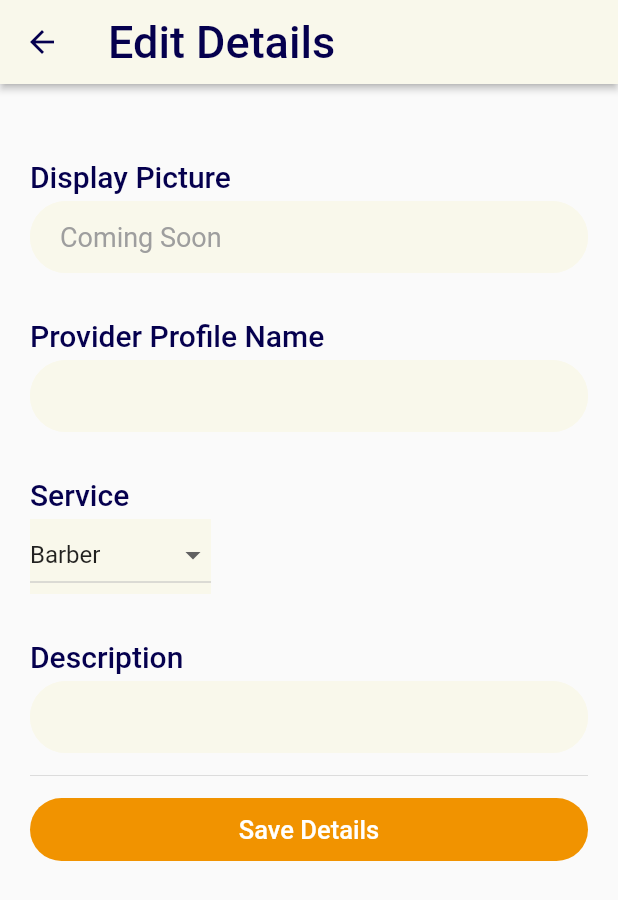
After one commit to jamesilloyd/genchi_app, a Flutter app: the ProviderScreen screen opened by its route, after a tap on "Edit Provider Profile", on a phone screen of 412 x 824 dp. The commit adds this screen. Shown: the top 900 px of the screen. Run offline on Flutter 3.47's test engine with Material 2 defaults, Android fonts, the phone set to English and light mode, and no system bars; our stand-ins replace cloud_firestore, firebase_auth, flutter_slidable, image_picker, modal_progress_hud; accounts and stored records are empty; Roboto replaces fonts that are missing (FuturaPT).

Commit message:
added provider profile and editing UI

```diff
--- a/lib/components/app_bar.dart
+++ b/lib/components/app_bar.dart
@@ -19,7 +19,7 @@ class MyAppNavigationBar extends StatelessWidget implements PreferredSizeWidget
         style: TextStyle(
           color: Color(kGenchiBlue),
           fontSize: 30,
-          fontWeight: FontWeight.w400,
+          fontWeight: FontWeight.w500,
         ),
       ),
       backgroundColor: Color(kGenchiCream),
--- /dev/null
+++ b/lib/components/edit_account_text_field.dart
@@ -0,0 +1,52 @@
+import 'package:flutter/material.dart';
+import 'package:genchi_app/constants.dart';
+
+class EditAccountField extends StatelessWidget {
+
+  const EditAccountField(
+      {@required this.field,
+        this.initialValue,
+        @required this.onChanged,
+        this.isEditable = true});
+
+  final String field;
+  final String initialValue;
+  final Function onChanged;
+  final bool isEditable;
+
+
+  @override
+  Widget build(BuildContext context) {
+    return Column(
+      crossAxisAlignment: CrossAxisAlignment.start,
+      children: <Widget>[
+        Container(
+          height: 30.0,
+        ),
+        Text(
+          field,
+          style: TextStyle(
+            fontSize: 20.0,
+            fontWeight: FontWeight.w500,
+            color: Color(kGenchiBlue),
+          ),
+        ),
+        SizedBox(
+            height: 5.0
+        ),
+        TextField(
+          style: TextStyle(
+            color: isEditable ? Colors.black : Colors.grey,
+            fontSize: 18.0,
+          ),
+          textAlign: TextAlign.left,
+          onChanged: onChanged,
+          readOnly: isEditable ? false : true,
+          controller: TextEditingController()..text = initialValue,
+          decoration: kTextFieldDecoration,
+          cursorColor: Color(kGenchiOrange),
+        ),
+      ],
+    );
+  }
+}
--- a/lib/components/rounded_button.dart
+++ b/lib/components/rounded_button.dart
@@ -1,11 +1,12 @@
 import 'package:flutter/material.dart';
 
 class RoundedButton extends StatelessWidget {
-  const RoundedButton( {this.buttonColor, this.buttonTitle, @required this.onPressed});
+  const RoundedButton( {this.buttonColor, this.buttonTitle, @required this.onPressed, this.fontColor = Colors.white});
 
   final Color buttonColor;
   final String buttonTitle;
   final Function onPressed;
+  final Color fontColor;
 
   @override
   Widget build(BuildContext context) {
@@ -24,7 +25,8 @@ class RoundedButton extends StatelessWidget {
           child: Text(
             buttonTitle,
             style: TextStyle(
-                color: Colors.white
+                color: fontColor,
+              fontSize: 17.0
             ),
           ),
         ),
--- a/lib/constants.dart
+++ b/lib/constants.dart
@@ -21,7 +21,6 @@ const kMessageContainerDecoration = BoxDecoration(
 const kTextFieldDecoration = InputDecoration(
   hintText: "",
   contentPadding: EdgeInsets.symmetric(vertical: 10.0, horizontal: 20.0),
-  focusColor: Colors.red,
   fillColor: Color(kGenchiCream),
   filled: true,
 
--- a/lib/main.dart
+++ b/lib/main.dart
@@ -9,14 +9,13 @@ import 'package:genchi_app/screens/login_screen.dart';
 import 'package:genchi_app/screens/registration_screen.dart';
 import 'package:genchi_app/screens/chat_screen.dart';
 import 'screens/search_provider_screen.dart';
-import 'screens/profile_screen2.dart';
 import 'screens/reg_sequence_screen.dart';
 import 'package:provider/provider.dart';
 import 'models/authentication.dart';
 import 'screens/edit_account_screen.dart';
 import 'screens/forgot_password_screen.dart';
 import 'screens/provider_screen.dart';
-import 'screens/create_provider_screen.dart';
+import 'package:genchi_app/screens/edit_provider_account_screen.dart';
 
 void main() {
   runApp(Genchi());
@@ -42,14 +41,13 @@ class Genchi extends StatelessWidget {
           RegistrationScreen.id : (context) => RegistrationScreen(),
           ChatScreen.id : (context) => ChatScreen(),
           HomeScreen.id : (context) => HomeScreen(),
-          SecondProfileScreen.id : (context) => SecondProfileScreen(),
           RegSequenceScreen.id : (context) => RegSequenceScreen(),
           SplashScreen.id : (context) => SplashScreen(),
           EditAccountScreen.id : (context) => EditAccountScreen(),
           ForgotPasswordScreen.id : (context) => ForgotPasswordScreen(),
           ProviderScreen.id : (context) => ProviderScreen(),
-          CreateProviderScreen.id : (context) => CreateProviderScreen(),
           SearchProviderScreen.id : (context) => SearchProviderScreen(),
+          EditProviderAccountScreen.id : (context) => EditProviderAccountScreen(),
         },
       ),
     );
--- /dev/null
+++ b/lib/models/services.dart
@@ -0,0 +1,8 @@
+
+const List<String> servicesList = [
+  'Barber',
+  'Photograhper',
+  'Musician',
+  'Researcher',
+  'Other',
+];
--- /dev/null
+++ b/lib/screens/edit_provider_account_screen.dart
@@ -0,0 +1,146 @@
+import 'dart:io' show Platform;
+
+import 'package:flutter/material.dart';
+import 'package:flutter/cupertino.dart';
+
+import 'package:genchi_app/constants.dart';
+
+import 'package:genchi_app/components/edit_account_text_field.dart';
+import 'package:genchi_app/components/app_bar.dart';
+import 'package:genchi_app/components/rounded_button.dart';
+
+import 'package:genchi_app/models/authentication.dart';
+import 'package:genchi_app/models/CRUDModel.dart';
+import 'package:genchi_app/models/services.dart';
+
+import 'package:modal_progress_hud/modal_progress_hud.dart';
+
+class EditProviderAccountScreen extends StatefulWidget {
+  static const id = "edit_provider_account_screen";
+  @override
+  _EditProviderAccountScreenState createState() =>
+      _EditProviderAccountScreenState();
+}
+
+class _EditProviderAccountScreenState extends State<EditProviderAccountScreen> {
+  String name;
+  String email;
+  bool showSpinner = false;
+  String selectedService = servicesList[0];
+
+  DropdownButton<String> androidDropdownButton() {
+    List<DropdownMenuItem<String>> dropdownItems = [];
+    for (String service in servicesList) {
+      var newItem = DropdownMenuItem(
+        child: Text(
+          service,
+        ),
+        value: service,
+      );
+      dropdownItems.add(newItem);
+    }
+    return DropdownButton<String>(
+      value: selectedService,
+      items: dropdownItems,
+      onChanged: (value) {
+        setState(() {
+          selectedService = value;
+//          getData(selectedCurrency);
+        });
+      },
+    );
+  }
+
+  CupertinoPicker iOSPicker() {
+    List<Text> pickerItems = [];
+    for (String service in servicesList) {
+      var newItem = Text(service);
+      pickerItems.add(newItem);
+    }
+
+    return CupertinoPicker(
+      backgroundColor: Color(kGenchiCream),
+      itemExtent: 32.0,
+      onSelectedItemChanged: (selectedIndex) {
+        setState(() {
+          selectedService = pickerItems[selectedIndex].data;
+//          getData(selectedCurrency);
+        });
+      },
+      children: pickerItems,
+    );
+  }
+
+  @override
+  Widget build(BuildContext context) {
+    return Scaffold(
+      appBar: MyAppNavigationBar(barTitle: "Edit Details"),
+      body: ModalProgressHUD(
+        inAsyncCall: showSpinner,
+        child: ListView(
+          padding: EdgeInsets.all(20.0),
+          children: <Widget>[
+            EditAccountField(
+              field: "Display Picture",
+              initialValue: 'Coming Soon',
+              isEditable: false,
+              onChanged: (value) {},
+            ),
+            EditAccountField(
+              field: "Provider Profile Name",
+              initialValue: '',
+              onChanged: (value) {
+                //Update name field
+                name = value;
+              },
+            ),
+            Column(
+              crossAxisAlignment: CrossAxisAlignment.start,
+              children: <Widget>[
+                Container(
+                  height: 30.0,
+                ),
+                Text(
+                  'Service',
+                  style: TextStyle(
+                    fontSize: 20.0,
+                    fontWeight: FontWeight.w500,
+                    color: Color(kGenchiBlue),
+                  ),
+                ),
+                SizedBox(height: 5.0),
+                SizedBox(
+                  height: Platform.isIOS ? 100.0 : 50.0,
+                  child: Container(
+                    color: Color(kGenchiCream),
+                    child: Platform.isIOS ? iOSPicker() : androidDropdownButton(),
+                  ),
+                ),
+              ],
+            ),
+            EditAccountField(
+              field: 'Description',
+              initialValue: '',
+              isEditable: false,
+              onChanged: (value) {
+                //Update name field
+                email = value;
+              },
+            ),
+            SizedBox(
+              height: 10.0,
+            ),
+            Divider(
+              height: 10,
+            ),
+            RoundedButton(
+              buttonTitle: "Save Details",
+              buttonColor: Color(kGenchiOrange),
+              onPressed: () {},
+            ),
+          ],
+        ),
+      ),
+    );
+  }
+}
--- a/lib/screens/provider_screen.dart
+++ b/lib/screens/provider_screen.dart
@@ -1,6 +1,10 @@
 import 'package:flutter/material.dart';
 
+import 'package:genchi_app/constants.dart';
 
+import 'package:genchi_app/components/app_bar.dart';
+import 'package:genchi_app/components/rounded_button.dart';
+import 'edit_provider_account_screen.dart';
 
 class ProviderScreen extends StatefulWidget {
   static const String id = "provider_screen";
@@ -9,8 +13,109 @@ class ProviderScreen extends StatefulWidget {
 }
 
 class _ProviderScreenState extends State<ProviderScreen> {
+
+  bool isUsersProviderProfile = true;
+
   @override
   Widget build(BuildContext context) {
-    return Scaffold();
+    return Scaffold(
+      appBar: MyAppNavigationBar(
+        barTitle: isUsersProviderProfile ? "Your Provider Name" : "Provider's Name",
+      ),
+      body: Container(
+        color: Colors.white,
+        child: Center(
+          child: ListView(
+            padding: EdgeInsets.all(20.0),
+            children: <Widget>[
+              Container(
+                padding: EdgeInsets.fromLTRB(0, 0, 0, 10),
+                height: MediaQuery.of(context).size.height * 0.2,
+                child: FittedBox(
+                  fit: BoxFit.contain,
+                  child: Center(
+                    child: CircleAvatar(
+                      radius: 50.0,
+                      backgroundImage: AssetImage("images/Logo_Clear.png"),
+                      backgroundColor: Colors.white,
+                    ),
+                  ),
+                ),
+              ),
+              Container(
+                child: Text(
+                  "Your Provider Name",
+                  textAlign: TextAlign.center,
+                  style: TextStyle(
+                    color: Color(kGenchiBlue),
+                    fontSize: 25.0,
+                    fontWeight: FontWeight.w500,
+                  ),
+                ),
+              ),
+              SizedBox(
+                height: 10,
+              ),
+              Align(
+                alignment: Alignment.center,
+                child: RoundedButton(
+                  buttonColor: isUsersProviderProfile ?  Color(kGenchiGreen) : Color(kGenchiOrange),
+                  buttonTitle: isUsersProviderProfile ? 'Edit Provider Profile' : 'Message',
+                  fontColor: isUsersProviderProfile ?  Colors.white : Color(kGenchiBlue),
+                  onPressed: (){
+                    Navigator.pushNamed(context, EditProviderAccountScreen.id);
+                  },
+                )
+              ),
+              Divider(),
+              Container(
+                child: Text(
+                  "Service",
+                  textAlign: TextAlign.left,
+                  style: TextStyle(
+                    color: Color(kGenchiBlue),
+                    fontSize: 25.0,
+                    fontWeight: FontWeight.w500,
+                  ),
+                ),
+              ),
+              Text(
+                'Barber',
+                style: TextStyle(
+                  fontSize: 20.0,
+                  fontWeight: FontWeight.w400
+                ),
+              ),
+              SizedBox(
+                height: 10,
+              ),
+              Container(
+                child: Text(
+                  "Experience",
+                  textAlign: TextAlign.left,
+                  style: TextStyle(
+                    color: Color(kGenchiBlue),
+                    fontSize: 25.0,
+                    fontWeight: FontWeight.w500,
+                  ),
+                ),
+              ),
+              Text(
+                  'Been cutting hair since I was 3 years old. Been cutting hair since I was 3 years old. Been cutting hair since I was 3 years old. Been cutting hair since I was 3 years old. Been cutting hair since I was 3 years old.',
+                style: TextStyle(
+                  fontSize: 16.0,
+                  fontWeight: FontWeight.w400,
+                ),
+              ),
+              SizedBox(
+                height: 10,
+              ),
+            ],
+          ),
+        ),
+      ),
+
+
+    );
   }
 }
--- a/lib/screens/welcome_screen.dart
+++ b/lib/screens/welcome_screen.dart
@@ -119,7 +119,7 @@ class _WelcomeScreenState extends State<WelcomeScreen>
                       buttonTitle: 'Log In',
                       onPressed: () {
                         Navigator.pushNamed(context, LoginScreen.id);
-                      }),
+                      },),
                   RoundedButton(
                     buttonColor: Color(kGenchiBlue),
                     buttonTitle: "Register",
```
Also changed, not shown: lib/components/profile_option_tile.dart (added, +40 -0 lines), lib/screens/create_provider_screen.dart (deleted, +0 -103 lines), lib/screens/edit_account_screen.dart (+41 -55 lines), lib/screens/profile_screen.dart (+21 -47 lines), lib/screens/profile_screen2.dart (deleted, +0 -82 lines), pubspec.yaml (+7 -0 lines), 1 other file.
